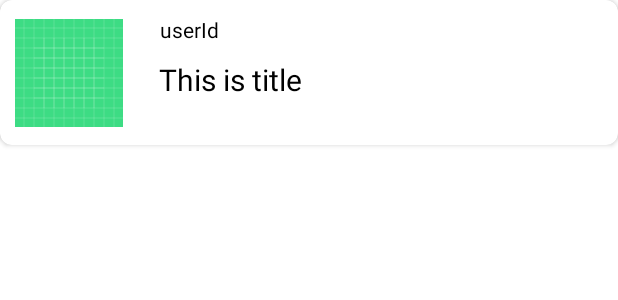
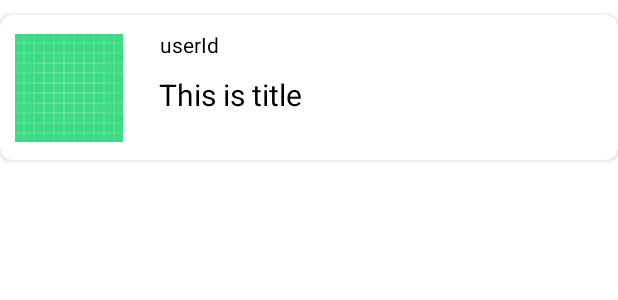
Before and after one commit to subashk3/TestAPI, an Android app: the layout detail_list.xml on its own in the app's theme, with its tools: preview values and no code run, on a phone screen of 412 x 824 dp. Shown: the top 300 px of the screen. Run offline under Robolectric (Android 15) with nearby library versions, the phone set to English and light mode, and no system bars; network calls fail.

Commit message:
Clear code

```diff
--- a/app/build.gradle
+++ b/app/build.gradle
@@ -41,7 +41,7 @@ dependencies {
     implementation 'com.google.android.material:material:1.6.0'
     implementation 'androidx.constraintlayout:constraintlayout:2.1.4'
     implementation 'com.squareup.retrofit2:retrofit:2.9.0'
-    implementation("org.jetbrains.kotlinx:kotlinx-coroutines-android:1.6.1")
+    implementation('org.jetbrains.kotlinx:kotlinx-coroutines-android:1.6.2')
 
     implementation 'com.squareup.retrofit2:converter-gson:2.9.0'
 
--- a/app/src/main/res/layout/detail_list.xml
+++ b/app/src/main/res/layout/detail_list.xml
@@ -1,10 +1,10 @@
 <?xml version="1.0" encoding="utf-8"?>
 <androidx.cardview.widget.CardView xmlns:android="http://schemas.android.com/apk/res/android"
     xmlns:app="http://schemas.android.com/apk/res-auto"
-    xmlns:tools="http://schemas.android.com/tools"
     android:layout_width="match_parent"
     android:layout_height="wrap_content"
-    android:background="@color/white"
+    android:layout_marginTop="10dp"
+    android:backgroundTint="@color/white"
     android:elevation="5dp"
     app:cardCornerRadius="8dp">
 
```
Also changed, not shown: app/src/main/java/com/example/testapi/MainActivity.kt (+14 -10 lines).
